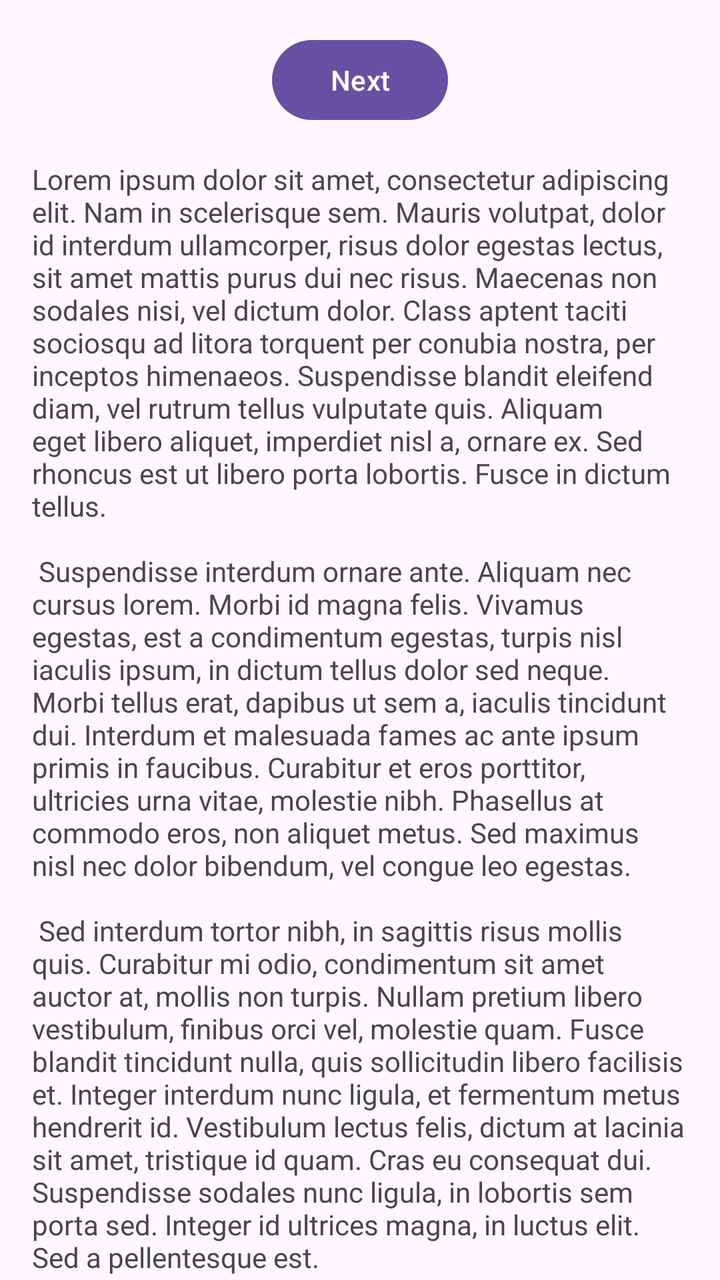
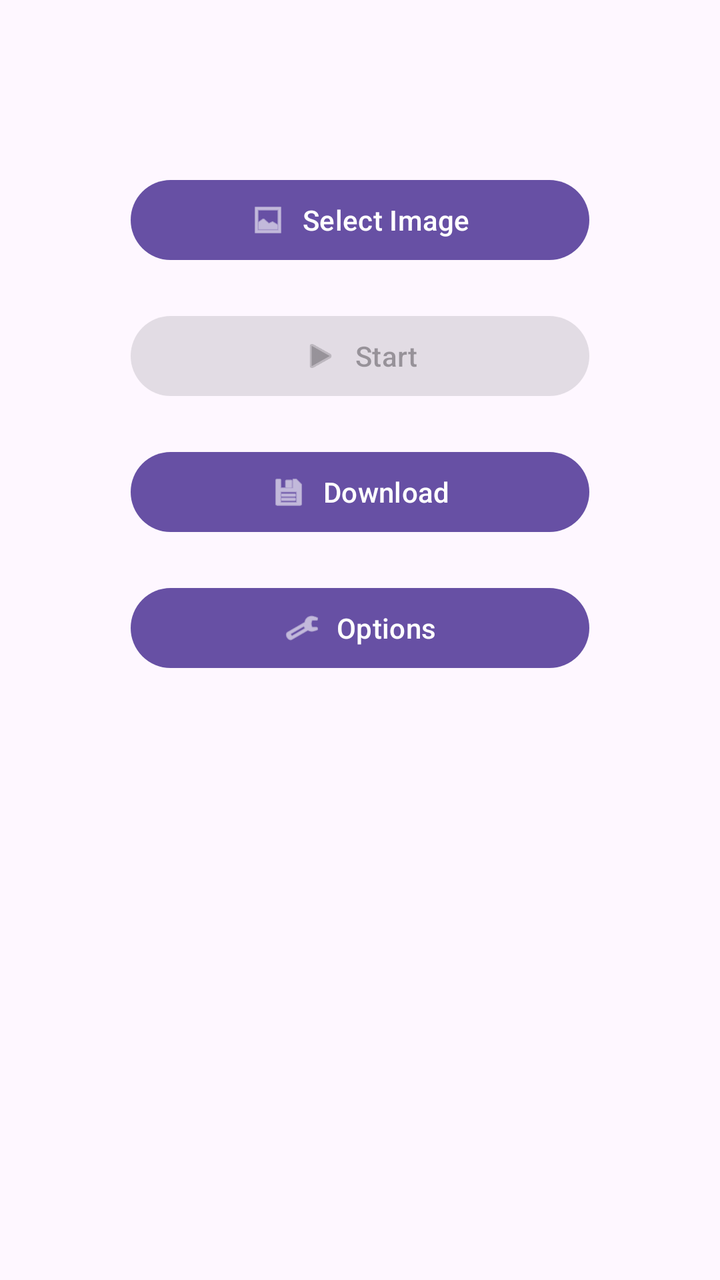

An Android layout rendered at two revisions. The XML below is the earlier revision; the diff shows what the commit changed to produce the second picture.
<!-- AndroidManifest.xml: application theme Theme.AndroidKorrektur -->
<!-- res/layout/fragment_first.xml -->
<?xml version="1.0" encoding="utf-8"?>
<androidx.core.widget.NestedScrollView xmlns:android="http://schemas.android.com/apk/res/android"
    xmlns:app="http://schemas.android.com/apk/res-auto"
    xmlns:tools="http://schemas.android.com/tools"
    android:layout_width="match_parent"
    android:layout_height="match_parent"
    tools:context=".FirstFragment">

    <androidx.constraintlayout.widget.ConstraintLayout
        android:layout_width="match_parent"
        android:layout_height="match_parent"
        android:padding="16dp">

        <Button
            android:id="@+id/button_first"
            android:layout_width="wrap_content"
            android:layout_height="wrap_content"
            android:text="@string/next"
            app:layout_constraintBottom_toTopOf="@id/textview_first"
            app:layout_constraintEnd_toEndOf="parent"
            app:layout_constraintStart_toStartOf="parent"
            app:layout_constraintTop_toTopOf="parent" />

        <TextView
            android:id="@+id/textview_first"
            android:layout_width="wrap_content"
            android:layout_height="wrap_content"
            android:layout_marginTop="16dp"
            android:text="@string/lorem_ipsum"
            app:layout_constraintBottom_toBottomOf="parent"
            app:layout_constraintEnd_toEndOf="parent"
            app:layout_constraintStart_toStartOf="parent"
            app:layout_constraintTop_toBottomOf="@id/button_first" />
    </androidx.constraintlayout.widget.ConstraintLayout>
</androidx.core.widget.NestedScrollView>
<!-- resources referenced by this layout -->
<resources>
  <string name="lorem_ipsum">
          Lorem ipsum dolor sit amet, consectetur adipiscing elit. Nam in scelerisque sem. Mauris
          volutpat, dolor id interdum ullamcorper, risus dolor egestas lectus, sit amet mattis purus
          dui nec risus. Maecenas non sodales nisi, vel dictum dolor. Class aptent taciti sociosqu ad
          litora torquent per conubia nostra, per inceptos himenaeos. Suspendisse blandit eleifend
          diam, vel rutrum tellus vulputate quis. Aliquam eget libero aliquet, imperdiet nisl a,
          ornare ex. Sed rhoncus est ut libero porta lobortis. Fusce in dictum tellus.\n\n
          Suspendisse interdum ornare ante. Aliquam nec cursus lorem. Morbi id magna felis. Vivamus
          egestas, est a condimentum egestas, turpis nisl iaculis ipsum, in dictum tellus dolor sed
          neque. Morbi tellus erat, dapibus ut sem a, iaculis tincidunt dui. Interdum et malesuada
          fames ac ante ipsum primis in faucibus. Curabitur et eros porttitor, ultricies urna vitae,
          molestie nibh. Phasellus at commodo eros, non aliquet metus. Sed maximus nisl nec dolor
          bibendum, vel congue leo egestas.\n\n
          Sed interdum tortor nibh, in sagittis risus mollis quis. Curabitur mi odio, condimentum sit
          amet auctor at, mollis non turpis. Nullam pretium libero vestibulum, finibus orci vel,
          molestie quam. Fusce blandit tincidunt nulla, quis sollicitudin libero facilisis et. Integer
          interdum nunc ligula, et fermentum metus hendrerit id. Vestibulum lectus felis, dictum at
          lacinia sit amet, tristique id quam. Cras eu consequat dui. Suspendisse sodales nunc ligula,
          in lobortis sem porta sed. Integer id ultrices magna, in luctus elit. Sed a pellentesque
          est.\n\n
          Aenean nunc velit, lacinia sed dolor sed, ultrices viverra nulla. Etiam a venenatis nibh.
          Morbi laoreet, tortor sed facilisis varius, nibh orci rhoncus nulla, id elementum leo dui
          non lorem. Nam mollis ipsum quis auctor varius. Quisque elementum eu libero sed commodo. In
          eros nisl, imperdiet vel imperdiet et, scelerisque a mauris. Pellentesque varius ex nunc,
          quis imperdiet eros placerat ac. Duis finibus orci et est auctor tincidunt. Sed non viverra
          ipsum. Nunc quis augue egestas, cursus lorem at, molestie sem. Morbi a consectetur ipsum, a
          placerat diam. Etiam vulputate dignissim convallis. Integer faucibus mauris sit amet finibus
          convallis.\n\n
          Phasellus in aliquet mi. Pellentesque habitant morbi tristique senectus et netus et
          malesuada fames ac turpis egestas. In volutpat arcu ut felis sagittis, in finibus massa
          gravida. Pellentesque id tellus orci. Integer dictum, lorem sed efficitur ullamcorper,
          libero justo consectetur ipsum, in mollis nisl ex sed nisl. Donec maximus ullamcorper
          sodales. Praesent bibendum rhoncus tellus nec feugiat. In a ornare nulla. Donec rhoncus
          libero vel nunc consequat, quis tincidunt nisl eleifend. Cras bibendum enim a justo luctus
          vestibulum. Fusce dictum libero quis erat maximus, vitae volutpat diam dignissim.
      </string>
  <string name="next">Next</string>
  <style name="Theme.AndroidKorrektur" parent="Base.Theme.AndroidKorrektur" />
  <style name="Base.Theme.AndroidKorrektur" parent="Theme.Material3.DayNight.NoActionBar">
          
          
      </style>
</resources>

<!-- the commit's change to res/layout/fragment_first.xml (unified diff, before → after) -->
@@ -11,25 +11,274 @@
         android:layout_height="match_parent"
         android:padding="16dp">
 
-        <Button
-            android:id="@+id/button_first"
-            android:layout_width="wrap_content"
-            android:layout_height="wrap_content"
-            android:text="@string/next"
-            app:layout_constraintBottom_toTopOf="@id/textview_first"
-            app:layout_constraintEnd_toEndOf="parent"
-            app:layout_constraintStart_toStartOf="parent"
-            app:layout_constraintTop_toTopOf="parent" />
-
-        <TextView
-            android:id="@+id/textview_first"
-            android:layout_width="wrap_content"
-            android:layout_height="wrap_content"
-            android:layout_marginTop="16dp"
-            android:text="@string/lorem_ipsum"
-            app:layout_constraintBottom_toBottomOf="parent"
-            app:layout_constraintEnd_toEndOf="parent"
-            app:layout_constraintStart_toStartOf="parent"
-            app:layout_constraintTop_toBottomOf="@id/button_first" />
+        
+        <LinearLayout
+            android:id="@+id/imagesContainer"
+            android:layout_width="match_parent"
+            android:layout_height="wrap_content"
+            android:orientation="horizontal"
+            android:gravity="center"
+            app:layout_constraintTop_toTopOf="parent"
+            app:layout_constraintStart_toStartOf="parent"
+            app:layout_constraintEnd_toEndOf="parent"
+            android:layout_marginTop="50dp"/>
+
+        
+        <Button
+            android:id="@+id/fileSelect"
+            android:layout_width="0dp"
+            android:layout_height="wrap_content"
+            android:text="@string/select_image"
+            android:layout_marginTop="20dp"
+            app:layout_constraintTop_toBottomOf="@id/imagesContainer"
+            app:layout_constraintStart_toStartOf="parent"
+            app:layout_constraintEnd_toEndOf="parent"
+            app:layout_constraintWidth_percent="0.7"
+            app:icon="@android:drawable/ic_menu_gallery"
+            app:iconGravity="textStart"/>
+
+        
+        <Button
+            android:id="@+id/startInference"
+            android:layout_width="0dp"
+            android:layout_height="wrap_content"
+            android:text="@string/start"
+            android:layout_marginTop="20dp"
+            android:enabled="false"
+            app:layout_constraintTop_toBottomOf="@id/fileSelect"
+            app:layout_constraintStart_toStartOf="parent"
+            app:layout_constraintEnd_toEndOf="parent"
+            app:layout_constraintWidth_percent="0.7"
+            app:icon="@android:drawable/ic_media_play"
+            app:iconGravity="textStart"/>
+
+        
+        <Button
+            android:id="@+id/download"
+            android:layout_width="0dp"
+            android:layout_height="wrap_content"
+            android:text="@string/download"
+            android:layout_marginTop="20dp"
+            app:layout_constraintTop_toBottomOf="@id/startInference"
+            app:layout_constraintStart_toStartOf="parent"
+            app:layout_constraintEnd_toEndOf="parent"
+            app:layout_constraintWidth_percent="0.7"
+            app:icon="@android:drawable/ic_menu_save"
+            app:iconGravity="textStart"/>
+
+        
+        <Button
+            android:id="@+id/optionsButton"
+            android:layout_width="0dp"
+            android:layout_height="wrap_content"
+            android:text="@string/options"
+            android:layout_marginTop="20dp"
+            app:layout_constraintTop_toBottomOf="@id/download"
+            app:layout_constraintStart_toStartOf="parent"
+            app:layout_constraintEnd_toEndOf="parent"
+            app:layout_constraintWidth_percent="0.7"
+            app:icon="@android:drawable/ic_menu_preferences"
+            app:iconGravity="textStart"/>
+
+        
+        <androidx.cardview.widget.CardView
+            android:id="@+id/optionsPanel"
+            android:layout_width="match_parent"
+            android:layout_height="wrap_content"
+            android:layout_marginTop="20dp"
+            android:visibility="gone"
+            app:layout_constraintTop_toBottomOf="@id/optionsButton"
+            app:layout_constraintStart_toStartOf="parent"
+            app:layout_constraintEnd_toEndOf="parent"
+            app:cardCornerRadius="8dp"
+            app:cardElevation="4dp">
+
+            <LinearLayout
+                android:layout_width="match_parent"
+                android:layout_height="wrap_content"
+                android:orientation="vertical"
+                android:padding="16dp">
+
+                
+                <LinearLayout
+                    android:layout_width="match_parent"
+                    android:layout_height="wrap_content"
+                    android:orientation="horizontal"
+                    android:gravity="center_vertical">
+
+                    <TextView
+                        android:layout_width="0dp"
+                        android:layout_height="wrap_content"
+                        android:layout_weight="1"
+                        android:text="@string/multiple_images"
+                        android:textSize="16sp"/>
+
+                    <androidx.appcompat.widget.SwitchCompat
+                        android:id="@+id/batchMode"
+                        android:layout_width="wrap_content"
+                        android:layout_height="wrap_content"/>
+                </LinearLayout>
+
+                
+                <LinearLayout
+                    android:layout_width="match_parent"
+                    android:layout_height="wrap_content"
+                    android:orientation="horizontal"
+                    android:gravity="center_vertical"
+                    android:layout_marginTop="16dp">
+
+                    <TextView
+                        android:layout_width="0dp"
+                        android:layout_height="wrap_content"
+                        android:layout_weight="1"
+                        android:text="@string/evaluation_mode"
+                        android:textSize="16sp"/>
+
+                    <androidx.appcompat.widget.SwitchCompat
+                        android:id="@+id/evalData"
+                        android:layout_width="wrap_content"
+                        android:layout_height="wrap_content"/>
+                </LinearLayout>
+
+                
+                <LinearLayout
+                    android:layout_width="match_parent"
+                    android:layout_height="wrap_content"
+                    android:orientation="horizontal"
+                    android:gravity="center_vertical"
+                    android:layout_marginTop="16dp">
+
+                    <TextView
+                        android:layout_width="0dp"
+                        android:layout_height="wrap_content"
+                        android:layout_weight="1"
+                        android:text="@string/continue_with_result"
+                        android:textSize="16sp"/>
+
+                    <androidx.appcompat.widget.SwitchCompat
+                        android:id="@+id/continueWithResult"
+                        android:layout_width="wrap_content"
+                        android:layout_height="wrap_content"/>
+                </LinearLayout>
+
+                
+                <TextView
+                    android:layout_width="match_parent"
+                    android:layout_height="wrap_content"
+                    android:text="@string/mask_upscale"
+                    android:textSize="16sp"
+                    android:layout_marginTop="16dp"/>
+
+                <LinearLayout
+                    android:layout_width="match_parent"
+                    android:layout_height="wrap_content"
+                    android:orientation="horizontal"
+                    android:gravity="center_vertical">
+
+                    <SeekBar
+                        android:id="@+id/maskUpscale"
+                        android:layout_width="0dp"
+                        android:layout_height="wrap_content"
+                        android:layout_weight="1"
+                        android:max="100"
+                        android:progress="20"/>
+
+                    <TextView
+                        android:id="@+id/maskUpscaleVal"
+                        android:layout_width="wrap_content"
+                        android:layout_height="wrap_content"
+                        android:text="1.20"
+                        android:layout_marginStart="8dp"/>
+                </LinearLayout>
+
+                
+                <TextView
+                    android:layout_width="match_parent"
+                    android:layout_height="wrap_content"
+                    android:text="@string/mask_downshift"
+                    android:textSize="16sp"
+                    android:layout_marginTop="16dp"/>
+
+                <LinearLayout
+                    android:layout_width="match_parent"
+                    android:layout_height="wrap_content"
+                    android:orientation="horizontal"
+                    android:gravity="center_vertical">
+
+                    <SeekBar
+                        android:id="@+id/downshift"
+                        android:layout_width="0dp"
+                        android:layout_height="wrap_content"
+                        android:layout_weight="1"
+                        android:max="100"
+                        android:progress="20"/>
+
+                    <TextView
+                        android:id="@+id/downshiftVal"
+                        android:layout_width="wrap_content"
+                        android:layout_height="wrap_content"
+                        android:text="0.020"
+                        android:layout_marginStart="8dp"/>
+                </LinearLayout>
+
+                
+                <TextView
+                    android:layout_width="match_parent"
+                    android:layout_height="wrap_content"
+                    android:text="@string/score_threshold"
+                    android:textSize="16sp"
+                    android:layout_marginTop="16dp"/>
+
+                <LinearLayout
+                    android:layout_width="match_parent"
+                    android:layout_height="wrap_content"
+                    android:orientation="horizontal"
+                    android:gravity="center_vertical">
+
+                    <SeekBar
+                        android:id="@+id/scoreThreshold"
+                        android:layout_width="0dp"
+                        android:layout_height="wrap_content"
+                        android:layout_weight="1"
+                        android:max="100"
+                        android:progress="20"/>
+
+                    <TextView
+                        android:id="@+id/scoreThresholdVal"
+                        android:layout_width="wrap_content"
+                        android:layout_height="wrap_content"
+                        android:text="0.20"
+                        android:layout_marginStart="8dp"/>
+                </LinearLayout>
+
+                
+                <TextView
+                    android:layout_width="match_parent"
+                    android:layout_height="wrap_content"
+                    android:text="@string/downscale"
+                    android:textSize="16sp"
+                    android:layout_marginTop="16dp"/>
+
+                <Spinner
+                    android:id="@+id/downscaleMP"
+                    android:layout_width="match_parent"
+                    android:layout_height="wrap_content"
+                    android:layout_marginTop="8dp"/>
+
+                
+                <TextView
+                    android:layout_width="match_parent"
+                    android:layout_height="wrap_content"
+                    android:text="@string/segmentation_model"
+                    android:textSize="16sp"
+                    android:layout_marginTop="16dp"/>
+
+                <Spinner
+                    android:id="@+id/segModel"
+                    android:layout_width="match_parent"
+                    android:layout_height="wrap_content"
+                    android:layout_marginTop="8dp"/>
+            </LinearLayout>
+        </androidx.cardview.widget.CardView>
     </androidx.constraintlayout.widget.ConstraintLayout>
 </androidx.core.widget.NestedScrollView>
<!-- resource entries referenced after the edit -->
@@ -1,42 +1,17 @@
 <!-- resources referenced by this layout -->
 <resources>
-  <string name="lorem_ipsum">
-          Lorem ipsum dolor sit amet, consectetur adipiscing elit. Nam in scelerisque sem. Mauris
-          volutpat, dolor id interdum ullamcorper, risus dolor egestas lectus, sit amet mattis purus
-          dui nec risus. Maecenas non sodales nisi, vel dictum dolor. Class aptent taciti sociosqu ad
-          litora torquent per conubia nostra, per inceptos himenaeos. Suspendisse blandit eleifend
-          diam, vel rutrum tellus vulputate quis. Aliquam eget libero aliquet, imperdiet nisl a,
-          ornare ex. Sed rhoncus est ut libero porta lobortis. Fusce in dictum tellus.\n\n
-          Suspendisse interdum ornare ante. Aliquam nec cursus lorem. Morbi id magna felis. Vivamus
-          egestas, est a condimentum egestas, turpis nisl iaculis ipsum, in dictum tellus dolor sed
-          neque. Morbi tellus erat, dapibus ut sem a, iaculis tincidunt dui. Interdum et malesuada
-          fames ac ante ipsum primis in faucibus. Curabitur et eros porttitor, ultricies urna vitae,
-          molestie nibh. Phasellus at commodo eros, non aliquet metus. Sed maximus nisl nec dolor
-          bibendum, vel congue leo egestas.\n\n
-          Sed interdum tortor nibh, in sagittis risus mollis quis. Curabitur mi odio, condimentum sit
-          amet auctor at, mollis non turpis. Nullam pretium libero vestibulum, finibus orci vel,
-          molestie quam. Fusce blandit tincidunt nulla, quis sollicitudin libero facilisis et. Integer
-          interdum nunc ligula, et fermentum metus hendrerit id. Vestibulum lectus felis, dictum at
-          lacinia sit amet, tristique id quam. Cras eu consequat dui. Suspendisse sodales nunc ligula,
-          in lobortis sem porta sed. Integer id ultrices magna, in luctus elit. Sed a pellentesque
-          est.\n\n
-          Aenean nunc velit, lacinia sed dolor sed, ultrices viverra nulla. Etiam a venenatis nibh.
-          Morbi laoreet, tortor sed facilisis varius, nibh orci rhoncus nulla, id elementum leo dui
-          non lorem. Nam mollis ipsum quis auctor varius. Quisque elementum eu libero sed commodo. In
-          eros nisl, imperdiet vel imperdiet et, scelerisque a mauris. Pellentesque varius ex nunc,
-          quis imperdiet eros placerat ac. Duis finibus orci et est auctor tincidunt. Sed non viverra
-          ipsum. Nunc quis augue egestas, cursus lorem at, molestie sem. Morbi a consectetur ipsum, a
-          placerat diam. Etiam vulputate dignissim convallis. Integer faucibus mauris sit amet finibus
-          convallis.\n\n
-          Phasellus in aliquet mi. Pellentesque habitant morbi tristique senectus et netus et
-          malesuada fames ac turpis egestas. In volutpat arcu ut felis sagittis, in finibus massa
-          gravida. Pellentesque id tellus orci. Integer dictum, lorem sed efficitur ullamcorper,
-          libero justo consectetur ipsum, in mollis nisl ex sed nisl. Donec maximus ullamcorper
-          sodales. Praesent bibendum rhoncus tellus nec feugiat. In a ornare nulla. Donec rhoncus
-          libero vel nunc consequat, quis tincidunt nisl eleifend. Cras bibendum enim a justo luctus
-          vestibulum. Fusce dictum libero quis erat maximus, vitae volutpat diam dignissim.
-      </string>
-  <string name="next">Next</string>
+  <string name="continue_with_result">Continue with Result</string>
+  <string name="download">Download</string>
+  <string name="downscale">Downscale to Max Image Size</string>
+  <string name="evaluation_mode">Evaluation Mode</string>
+  <string name="mask_downshift">Mask Downshift</string>
+  <string name="mask_upscale">Mask Upscale</string>
+  <string name="multiple_images">Multiple Images</string>
+  <string name="options">Options</string>
+  <string name="score_threshold">Score Threshold</string>
+  <string name="segmentation_model">Segmentation Model</string>
+  <string name="select_image">Select Image</string>
+  <string name="start">Start</string>
   <style name="Theme.AndroidKorrektur" parent="Base.Theme.AndroidKorrektur" />
   <style name="Base.Theme.AndroidKorrektur" parent="Theme.Material3.DayNight.NoActionBar">
           
